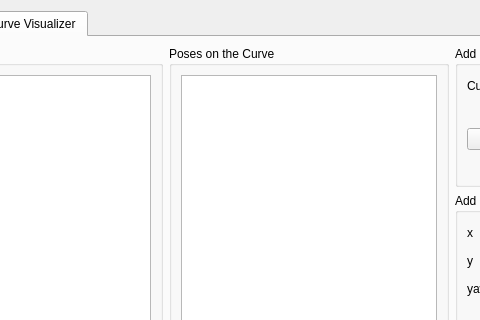
ai-winter/ros_motion_planning_visualizer, file src/rviz_plugins/rmpv/ui/rmpv.ui: the form before one commit; both pictures show x 139 to 619 and y 0 to 320 of the 800 by 600 pixel window.
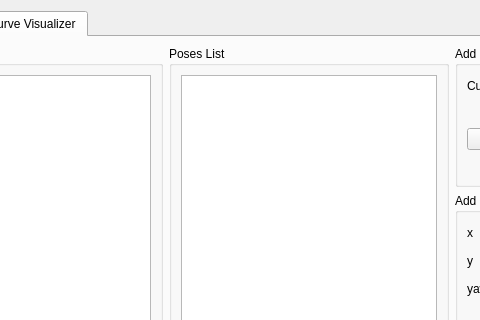
The form after the commit. The open tabs and pages were chosen to show the change.

Commit message: curve_list & curve_info implementation

Patch:
```diff
--- a/src/rviz_plugins/rmpv/ui/rmpv.ui
+++ b/src/rviz_plugins/rmpv/ui/rmpv.ui
@@ -444,7 +444,7 @@
           <string/>
          </property>
          <property name="title">
-          <string>Poses on the Curve</string>
+          <string>Poses List</string>
          </property>
          <layout class="QHBoxLayout" name="horizontalLayout_list_3">
           <item>
```
Left out of the diff: 50 changed lines with no effect on the pictures. The commit also changes 20 other files.
